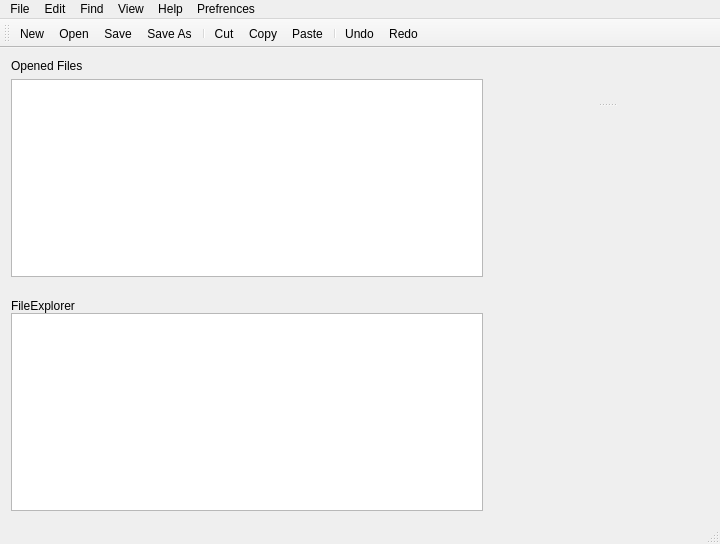
This is src/mainwindow.ui in kum8r/SimpleCodeEditor as Qt 5 draws it before an edit. The edited form follows.
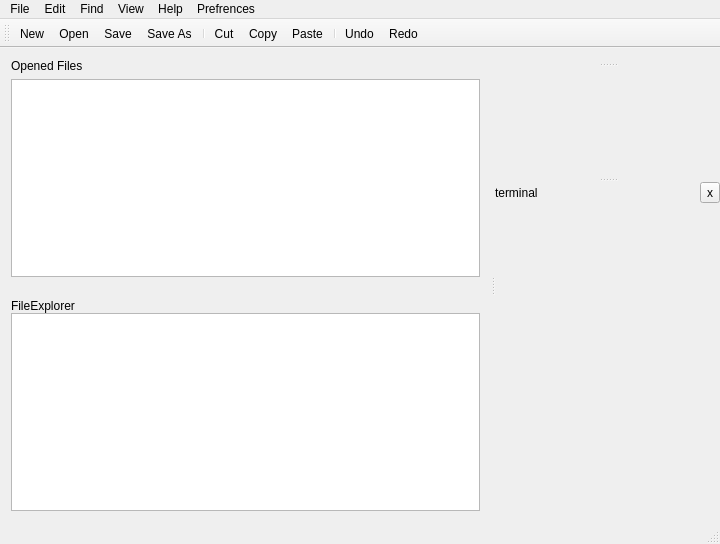
This is the edited form. Icons and pictures are not drawn.

```diff
--- a/src/mainwindow.ui
+++ b/src/mainwindow.ui
@@ -24,7 +24,7 @@
    <property name="styleSheet">
     <string notr="true"/>
    </property>
-   <layout class="QGridLayout" name="gridLayout">
+   <layout class="QGridLayout" name="gridLayout_4">
     <property name="leftMargin">
      <number>0</number>
     </property>
@@ -41,16 +41,28 @@
      <number>0</number>
     </property>
     <item row="0" column="0">
-     <widget class="QSplitter" name="splitter_2">
-      <property name="lineWidth">
-       <number>0</number>
-      </property>
+     <widget class="QSplitter" name="splitter_4">
       <property name="orientation">
        <enum>Qt::Horizontal</enum>
       </property>
-      <property name="handleWidth">
+      <widget class="QWidget" name="widget" native="true">
+       <layout class="QGridLayout" name="gridLayout_2">
+        <property name="leftMargin">
        <number>0</number>
       </property>
+        <property name="topMargin">
+         <number>0</number>
+        </property>
+        <property name="rightMargin">
+         <number>0</number>
+        </property>
+        <property name="bottomMargin">
+         <number>0</number>
+        </property>
+        <property name="spacing">
+         <number>0</number>
+        </property>
+        <item row="0" column="0">
       <widget class="QSplitter" name="splitter">
        <property name="sizePolicy">
         <sizepolicy hsizetype="Minimum" vsizetype="Minimum">
@@ -110,7 +122,7 @@
          </item>
         </layout>
        </widget>
-       <widget class="QWidget" name="layoutWidget">
+          <widget class="QWidget" name="layoutWidget_2">
         <layout class="QVBoxLayout" name="fileExplorer">
          <property name="spacing">
           <number>0</number>
@@ -154,6 +166,49 @@
         </layout>
        </widget>
       </widget>
+        </item>
+       </layout>
+      </widget>
+      <widget class="QWidget" name="widget_4" native="true">
+       <layout class="QGridLayout" name="gridLayout">
+        <property name="leftMargin">
+         <number>0</number>
+        </property>
+        <property name="topMargin">
+         <number>0</number>
+        </property>
+        <property name="rightMargin">
+         <number>0</number>
+        </property>
+        <property name="bottomMargin">
+         <number>0</number>
+        </property>
+        <property name="spacing">
+         <number>0</number>
+        </property>
+        <item row="0" column="0">
+         <widget class="QSplitter" name="splitter_2">
+          <property name="orientation">
+           <enum>Qt::Vertical</enum>
+          </property>
+          <widget class="QWidget" name="widget_6" native="true">
+           <layout class="QGridLayout" name="gridLayout_3">
+            <property name="leftMargin">
+             <number>0</number>
+            </property>
+            <property name="topMargin">
+             <number>0</number>
+            </property>
+            <property name="rightMargin">
+             <number>0</number>
+            </property>
+            <property name="bottomMargin">
+             <number>0</number>
+            </property>
+            <property name="spacing">
+             <number>0</number>
+            </property>
+            <item row="0" column="0">
       <widget class="QSplitter" name="splitter_3">
        <property name="orientation">
         <enum>Qt::Vertical</enum>
@@ -181,47 +236,7 @@
          <item>
           <widget class="QTabWidget" name="tabWidget">
            <property name="styleSheet">
-            <string notr="true">
-QTabWidget::pane {background: #272727;}
-        
-QTabWidget::tab-bar:top {top: 1px;}
-        
-QTabWidget::tab-bar:bottom {bottom: 1px;}
-        
-QTabWidget::tab-bar:left {right: 1px;}
-        
-QTabWidget::tab-bar:right {left: 1px;}
-        
-QTabBar{background-color: #1b1b1b; qproperty-drawBase:0;  }
-
-       
- QTabBar::tab {border: 1px #1b1b1b;}
-       
-  QTabBar::tab:selected {background: #2b2b2b;color: #bbbbbb;}
-        
-  QTabBar::tab:!selected {background: #3c3e3f;color: #bbbbbb;}
-        
-  QTabBar::tab:bottom:!selected {margin-bottom: 3px;}
-        
-  QTabBar::tab:top, QTabBar::tab:bottom {
-            min-width: 8ex;
-            margin-right: -1px;
-            padding: 5px 10px 5px 10px;
-}
-
-QTabBar::tear
-{
-	background-color: #222222;
-}
-
-QTabBar::QToolButton 
-{
-	display: none; 
-}
-
-
-
-</string>
+                   <string notr="true"/>
            </property>
            <property name="tabShape">
             <enum>QTabWidget::Rounded</enum>
@@ -264,7 +279,101 @@
          </item>
         </layout>
        </widget>
-       <widget class="QWidget" name="widget" native="true"/>
+              <widget class="QWidget" name="findWidget" native="true"/>
+             </widget>
+            </item>
+           </layout>
+          </widget>
+          <widget class="QWidget" name="terminalWidget" native="true">
+           <layout class="QVBoxLayout" name="verticalLayout">
+            <property name="spacing">
+             <number>0</number>
+            </property>
+            <property name="leftMargin">
+             <number>0</number>
+            </property>
+            <property name="topMargin">
+             <number>0</number>
+            </property>
+            <property name="rightMargin">
+             <number>0</number>
+            </property>
+            <property name="bottomMargin">
+             <number>0</number>
+            </property>
+            <item>
+             <widget class="QWidget" name="termHeader" native="true">
+              <property name="sizePolicy">
+               <sizepolicy hsizetype="Minimum" vsizetype="Minimum">
+                <horstretch>0</horstretch>
+                <verstretch>0</verstretch>
+               </sizepolicy>
+              </property>
+              <layout class="QHBoxLayout" name="horizontalLayout_2">
+               <property name="spacing">
+                <number>0</number>
+               </property>
+               <property name="leftMargin">
+                <number>0</number>
+               </property>
+               <property name="topMargin">
+                <number>0</number>
+               </property>
+               <property name="rightMargin">
+                <number>0</number>
+               </property>
+               <property name="bottomMargin">
+                <number>0</number>
+               </property>
+               <item>
+                <widget class="QLabel" name="label_3">
+                 <property name="text">
+                  <string>terminal</string>
+                 </property>
+                </widget>
+               </item>
+               <item>
+                <widget class="QToolButton" name="termClose">
+                 <property name="text">
+                  <string>x</string>
+                 </property>
+                </widget>
+               </item>
+              </layout>
+             </widget>
+            </item>
+            <item>
+             <widget class="QWidget" name="terminal" native="true">
+              <property name="sizePolicy">
+               <sizepolicy hsizetype="Expanding" vsizetype="Expanding">
+                <horstretch>0</horstretch>
+                <verstretch>0</verstretch>
+               </sizepolicy>
+              </property>
+              <layout class="QGridLayout" name="gridLayout_5">
+               <property name="leftMargin">
+                <number>0</number>
+               </property>
+               <property name="topMargin">
+                <number>0</number>
+               </property>
+               <property name="rightMargin">
+                <number>0</number>
+               </property>
+               <property name="bottomMargin">
+                <number>0</number>
+               </property>
+               <property name="spacing">
+                <number>0</number>
+               </property>
+              </layout>
+             </widget>
+            </item>
+           </layout>
+          </widget>
+         </widget>
+        </item>
+       </layout>
       </widget>
      </widget>
     </item>
```
Left out of the diff: 15 changed lines with no effect on the pictures. Lines whose indentation alone changed are shown as unchanged.
